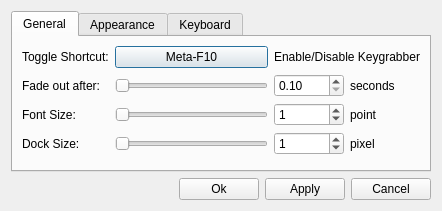
This is gui/dialog.ui in gergap/keystroke as Qt 5 draws it before an edit. The edited form follows.
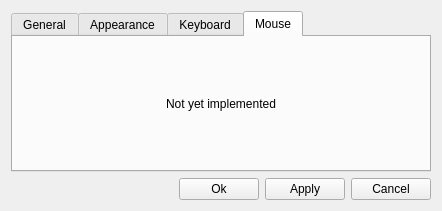
This is the edited form. The open tabs and pages were chosen to show the change.

Commit message: Add mouse tab to config dialog.

Diff of the .ui file:
```diff
--- a/gui/dialog.ui
+++ b/gui/dialog.ui
@@ -274,6 +274,23 @@
        </property>
       </widget>
      </widget>
+     <widget class="QWidget" name="tab_4">
+      <attribute name="title">
+       <string>Mouse</string>
+      </attribute>
+      <layout class="QVBoxLayout" name="verticalLayout_2">
+       <item>
+        <widget class="QLabel" name="label_12">
+         <property name="text">
+          <string>Not yet implemented</string>
+         </property>
+         <property name="alignment">
+          <set>Qt::AlignCenter</set>
+         </property>
+        </widget>
+       </item>
+      </layout>
+     </widget>
     </widget>
    </item>
    <item>
```
Left out of the diff: 4 changed lines with no effect on the pictures.
